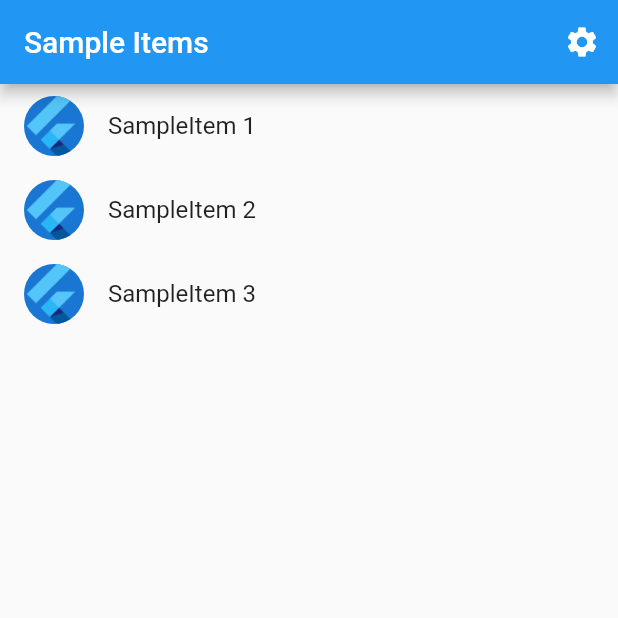
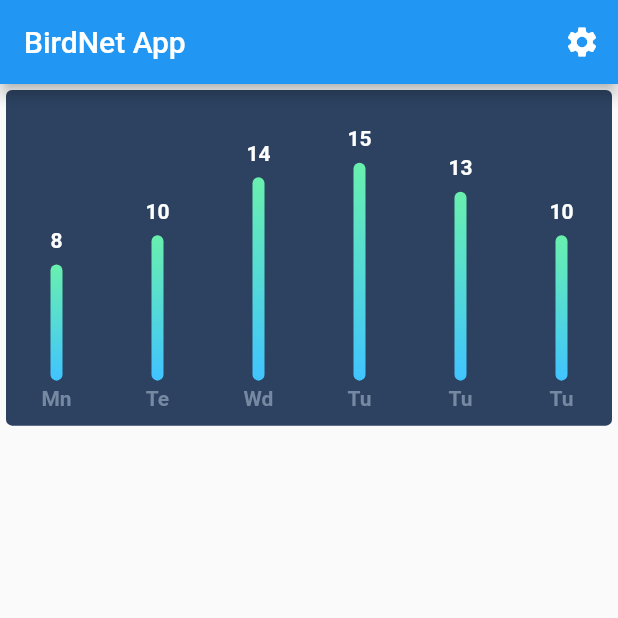
Before and after one commit to mzakharo/birdnetapp, a Flutter app: the screen it shows after launch, on a phone screen of 412 x 824 dp, the top half of it. Run offline on Flutter 3.47's test engine with Material 2 defaults, Android fonts, the light colour scheme and no system bars; drawn by our look-alikes of fl_chart; our stand-ins replace dio; generated files the repository leaves out were written again.

Commit message:
add fl_chart

```diff
--- a/flutter/lib/main.dart
+++ b/flutter/lib/main.dart
@@ -6,7 +6,6 @@ import 'src/settings/settings_service.dart';
 import 'src/globals.dart' as globals;
 
 void main() async {
-
   const String prefix = String.fromEnvironment('PREFIX');
   print("PREFIX $prefix");
   globals.PREFIX = prefix;
--- a/flutter/lib/src/app.dart
+++ b/flutter/lib/src/app.dart
@@ -73,7 +73,7 @@ class MyApp extends StatelessWidget {
                     return const SampleItemDetailsView();
                   case SampleItemListView.routeName:
                   default:
-                    return const SampleItemListView();
+                    return SampleItemListView();
                 }
               },
             );
--- a/flutter/lib/src/globals.dart
+++ b/flutter/lib/src/globals.dart
@@ -1,2 +1,3 @@
 library birdnetapp.globals;
+
 String PREFIX = "";
--- a/flutter/lib/src/sample_feature/sample_item_list_view.dart
+++ b/flutter/lib/src/sample_feature/sample_item_list_view.dart
@@ -6,77 +6,218 @@ import 'sample_item_details_view.dart';
 import 'package:dio/dio.dart';
 import '../globals.dart';
 
-/// Displays a list of SampleItems.
-class SampleItemListView extends StatelessWidget {
-  const SampleItemListView({
-    Key? key,
-    this.items = const [SampleItem(1), SampleItem(2), SampleItem(3)],
-  }) : super(key: key);
+import 'package:fl_chart/fl_chart.dart';
+import 'package:flutter/material.dart';
 
-  static const routeName = '/';
-
-  final List<SampleItem> items;
-
-void getHttp() async {
-  try {
-    var response = await Dio().get(PREFIX + '/foo');
-    print(response);
-  } catch (e) {
-    print(e);
-  }
-}
+class _BarChart extends StatelessWidget {
+  const _BarChart({Key? key}) : super(key: key);
 
   @override
   Widget build(BuildContext context) {
-    getHttp();
+    return BarChart(
+      BarChartData(
+        barTouchData: barTouchData,
+        titlesData: titlesData,
+        borderData: borderData,
+        barGroups: barGroups,
+        gridData: FlGridData(show: false),
+        alignment: BarChartAlignment.spaceAround,
+        maxY: 20,
+      ),
+    );
+  }
+
+  BarTouchData get barTouchData => BarTouchData(
+        enabled: false,
+        touchTooltipData: BarTouchTooltipData(
+          tooltipBgColor: Colors.transparent,
+          tooltipPadding: const EdgeInsets.all(0),
+          tooltipMargin: 8,
+          getTooltipItem: (
+            BarChartGroupData group,
+            int groupIndex,
+            BarChartRodData rod,
+            int rodIndex,
+          ) {
+            return BarTooltipItem(
+              rod.toY.round().toString(),
+              const TextStyle(
+                color: Colors.white,
+                fontWeight: FontWeight.bold,
+              ),
+            );
+          },
+        ),
+      );
+
+  Widget getTitles(double value, TitleMeta meta) {
+    const style = TextStyle(
+      color: Color(0xff7589a2),
+      fontWeight: FontWeight.bold,
+      fontSize: 14,
+    );
+    String text;
+    switch (value.toInt()) {
+      case 0:
+        text = 'Mn';
+        break;
+      case 1:
+        text = 'Te';
+        break;
+      case 2:
+        text = 'Wd';
+        break;
+      case 3:
+        text = 'Tu';
+        break;
+      case 4:
+        text = 'Fr';
+        break;
+      case 5:
+        text = 'St';
+        break;
+      case 6:
+        text = 'Sn';
+        break;
+      default:
+        text = '';
+        break;
+    }
+    return SideTitleWidget(
+      axisSide: meta.axisSide,
+      space: 4.0,
+      child: Text(text, style: style),
+    );
+  }
+
+  FlTitlesData get titlesData => FlTitlesData(
+        show: true,
+        bottomTitles: AxisTitles(
+          sideTitles: SideTitles(
+            showTitles: true,
+            reservedSize: 30,
+            getTitlesWidget: getTitles,
+          ),
+        ),
+        leftTitles: AxisTitles(
+          sideTitles: SideTitles(showTitles: false),
+        ),
+        topTitles: AxisTitles(
+          sideTitles: SideTitles(showTitles: false),
+        ),
+        rightTitles: AxisTitles(
+          sideTitles: SideTitles(showTitles: false),
+        ),
+      );
+
+  FlBorderData get borderData => FlBorderData(
+        show: false,
+      );
+
+  final _barsGradient = const LinearGradient(
+    colors: [
+      Colors.lightBlueAccent,
+      Colors.greenAccent,
+    ],
+    begin: Alignment.bottomCenter,
+    end: Alignment.topCenter,
+  );
+
+  List<BarChartGroupData> get barGroups => [
+        BarChartGroupData(
+          x: 0,
+          barRods: [
+            BarChartRodData(
+              toY: 8,
+              gradient: _barsGradient,
+            )
+          ],
+          showingTooltipIndicators: [0],
+        ),
+        BarChartGroupData(
+          x: 1,
+          barRods: [
+            BarChartRodData(
+              toY: 10,
+              gradient: _barsGradient,
+            )
+          ],
+          showingTooltipIndicators: [0],
+        ),
+        BarChartGroupData(
+          x: 2,
+          barRods: [
+            BarChartRodData(
+              toY: 14,
+              gradient: _barsGradient,
+            )
+          ],
+          showingTooltipIndicators: [0],
+        ),
+        BarChartGroupData(
+          x: 3,
+          barRods: [
+            BarChartRodData(
+              toY: 15,
+              gradient: _barsGradient,
+            )
+          ],
+          showingTooltipIndicators: [0],
+        ),
+        BarChartGroupData(
+          x: 3,
+          barRods: [
+            BarChartRodData(
+              toY: 13,
+              gradient: _barsGradient,
+            )
+          ],
+          showingTooltipIndicators: [0],
+        ),
+        BarChartGroupData(
+          x: 3,
+          barRods: [
+            BarChartRodData(
+              toY: 10,
+              gradient: _barsGradient,
+            )
+          ],
+          showingTooltipIndicators: [0],
+        ),
+      ];
+}
+
+class SampleItemListView extends StatefulWidget {
+  const SampleItemListView({Key? key}) : super(key: key);
+
+  static const routeName = '/sample_item_list_view';
+  @override
+  State<StatefulWidget> createState() => BarChartSample3State();
+}
+
+class BarChartSample3State extends State<SampleItemListView> {
+  @override
+  Widget build(BuildContext context) {
     return Scaffold(
       appBar: AppBar(
-        title: const Text('Sample Items'),
+        title: const Text('BirdNet App'),
         actions: [
           IconButton(
             icon: const Icon(Icons.settings),
             onPressed: () {
-              // Navigate to the settings page. If the user leaves and returns
-              // to the app after it has been killed while running in the
-              // background, the navigation stack is restored.
               Navigator.restorablePushNamed(context, SettingsView.routeName);
             },
           ),
         ],
       ),
-
-      // To work with lists that may contain a large number of items, it’s best
-      // to use the ListView.builder constructor.
-      //
-      // In contrast to the default ListView constructor, which requires
-      // building all Widgets up front, the ListView.builder constructor lazily
-      // builds Widgets as they’re scrolled into view.
-      body: ListView.builder(
-        // Providing a restorationId allows the ListView to restore the
-        // scroll position when a user leaves and returns to the app after it
-        // has been killed while running in the background.
-        restorationId: 'sampleItemListView',
-        itemCount: items.length,
-        itemBuilder: (BuildContext context, int index) {
-          final item = items[index];
-
-          return ListTile(
-            title: Text('SampleItem ${item.id}'),
-            leading: const CircleAvatar(
-              // Display the Flutter Logo image asset.
-              foregroundImage: AssetImage('assets/images/flutter_logo.png'),
-            ),
-            onTap: () {
-              // Navigate to the details page. If the user leaves and returns to
-              // the app after it has been killed while running in the
-              // background, the navigation stack is restored.
-              Navigator.restorablePushNamed(
-                context,
-                SampleItemDetailsView.routeName,
-              );
-            }
-          );
-        },
+      body: AspectRatio(
+        aspectRatio: 16.0 / 9.0,
+        child: Card(
+          elevation: 0,
+          shape: RoundedRectangleBorder(borderRadius: BorderRadius.circular(4)),
+          color: const Color(0xff2c4260),
+          child: const _BarChart(),
+        ),
       ),
     );
   }
--- a/flutter/pubspec.yaml
+++ b/flutter/pubspec.yaml
@@ -15,6 +15,7 @@ dependencies:
   flutter_localizations:
     sdk: flutter
   dio: ^4.0.6
+  fl_chart: ^0.55.0
 
 
 dev_dependencies:
```
